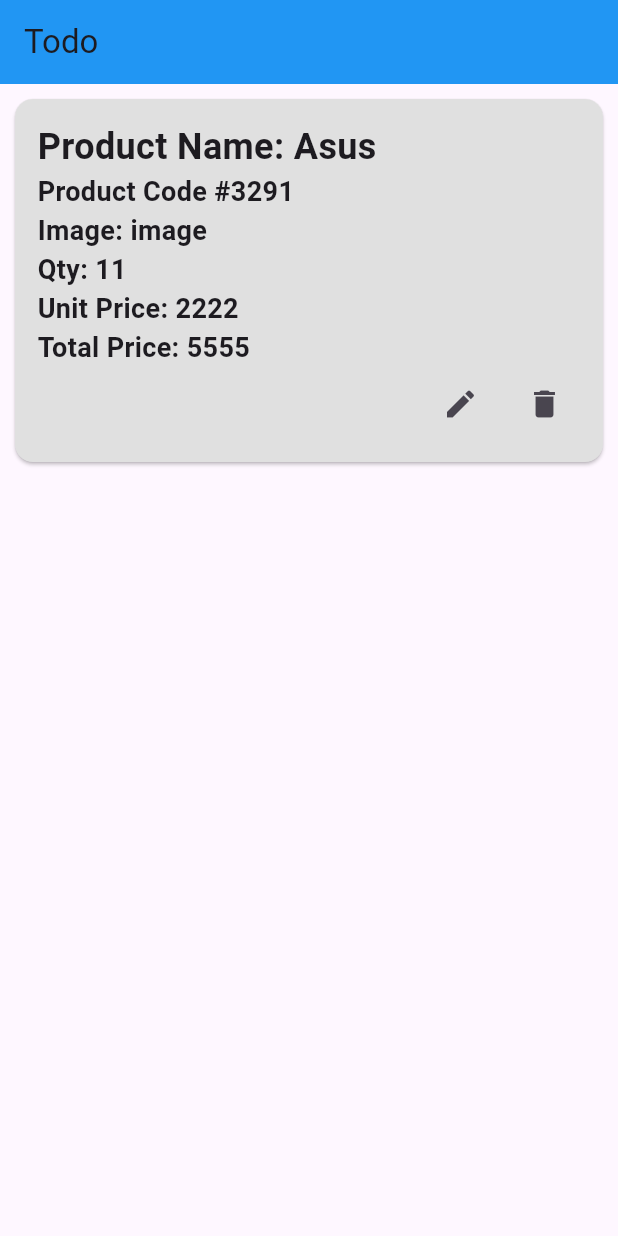
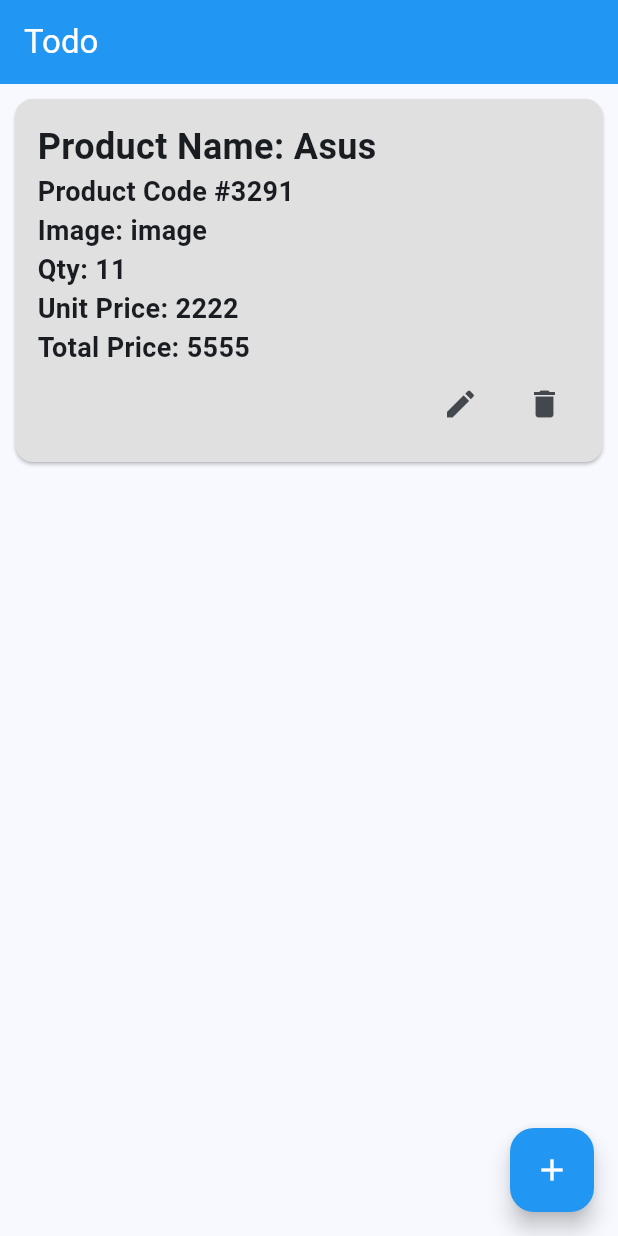
Before and after one commit to mazbaul20/CRUD-app-with-API-Calling, a Flutter app: the screen it shows after launch, on a phone screen of 412 x 824 dp. Run offline on Flutter 3.47's test engine with Material 3 defaults, Android fonts, the phone set to English and light mode, and no system bars.

Commit message:
Reusable Custom Text Form Field

```diff
--- a/lib/app/app.dart
+++ b/lib/app/app.dart
@@ -6,6 +6,13 @@ class CRUDApp extends StatelessWidget {
 
   @override
   Widget build(BuildContext context) {
-    return MaterialApp(debugShowCheckedModeBanner: false, home: HomeScreen());
+    return MaterialApp(
+      debugShowCheckedModeBanner: false,
+      home: HomeScreen(),
+      theme: ThemeData(
+        useMaterial3: true,
+        colorScheme: ColorScheme.fromSeed(seedColor: Colors.blue),
+      ),
+    );
   }
 }
--- a/lib/presentation/ui/screens/home_screen.dart
+++ b/lib/presentation/ui/screens/home_screen.dart
@@ -1,6 +1,7 @@
 import 'package:flutter/material.dart';
 
 import '../widgets/product_info.dart';
+import 'add_product_screen.dart';
 
 class HomeScreen extends StatefulWidget {
   const HomeScreen({super.key});
@@ -13,7 +14,11 @@ class _HomeScreenState extends State<HomeScreen> {
   @override
   Widget build(BuildContext context) {
     return Scaffold(
-      appBar: AppBar(title: Text("Todo"), backgroundColor: Colors.blue),
+      appBar: AppBar(
+        title: Text("Todo"),
+        backgroundColor: Colors.blue,
+        foregroundColor: Colors.white,
+      ),
       body: Padding(
         padding: const EdgeInsets.all(6.0),
         child: Column(
@@ -77,6 +82,17 @@ class _HomeScreenState extends State<HomeScreen> {
           ],
         ),
       ),
+      floatingActionButton: FloatingActionButton(
+        backgroundColor: Colors.blue,
+        foregroundColor: Colors.white,
+        onPressed: () {
+          Navigator.push(
+            context,
+            MaterialPageRoute(builder: (context) => AddProductScreen()),
+          );
+        },
+        child: Icon(Icons.add),
+      ),
     );
   }
 }
```
Also changed, not shown: lib/presentation/ui/screens/add_product_screen.dart (added, +82 -0 lines), lib/presentation/ui/widgets/custom_text_form_field.dart (added, +23 -0 lines).
